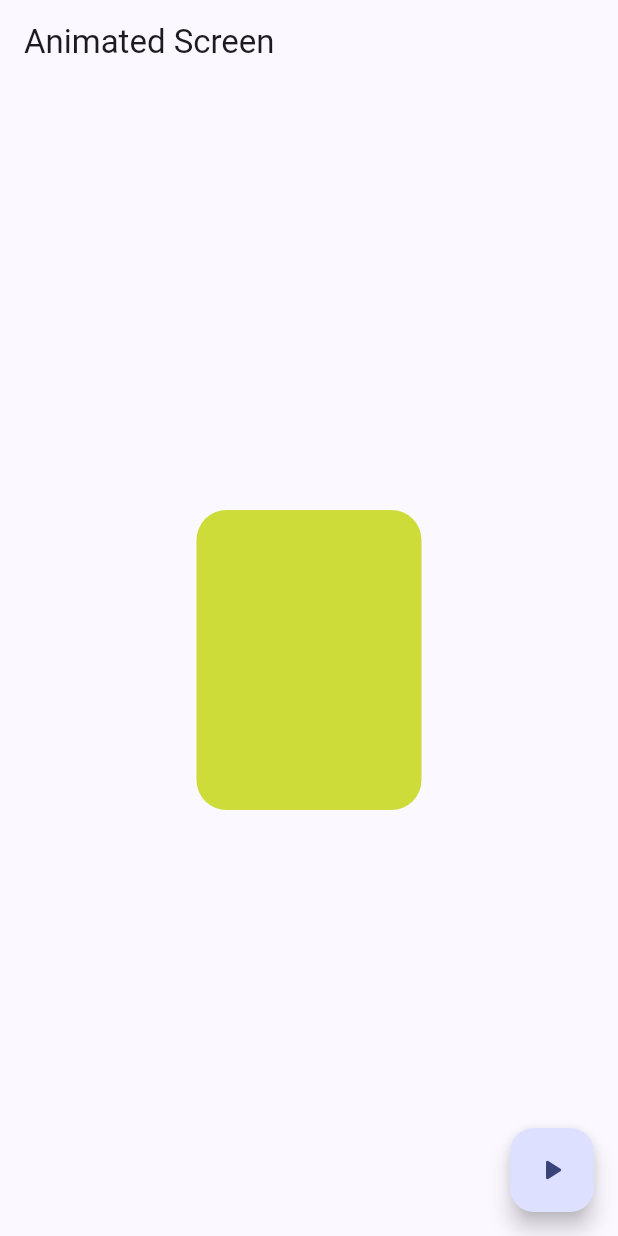
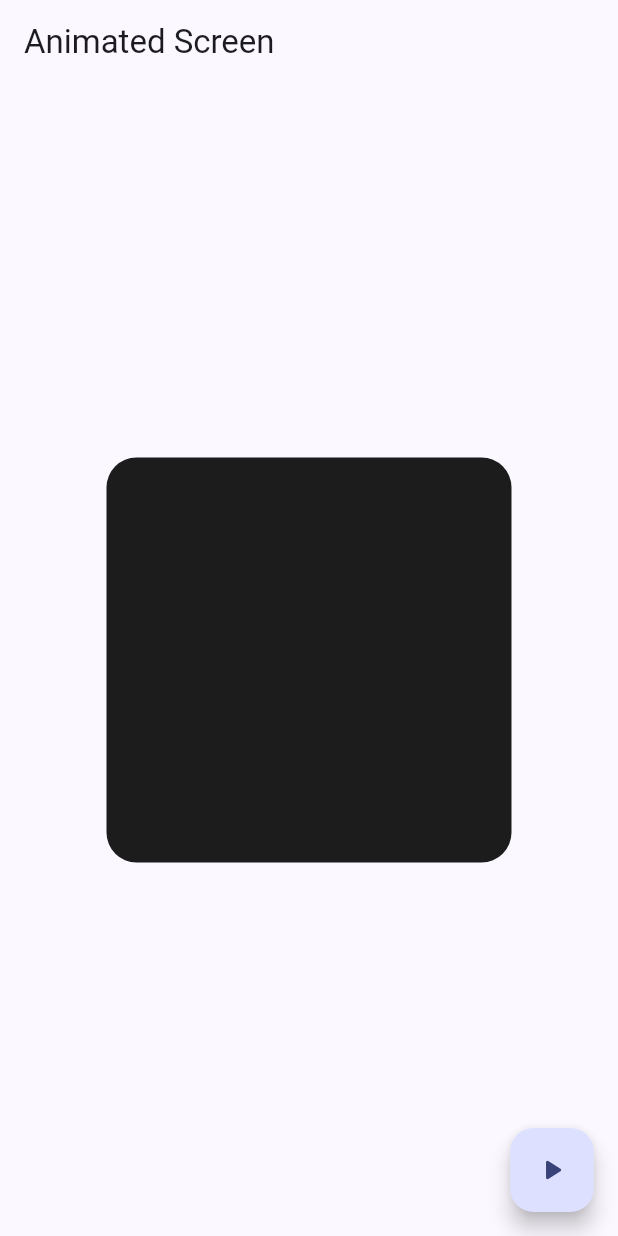
Before and after one commit to criticalRobin/widgets_app_flutter, a Flutter app: the AnimatedScreen screen opened by its route, after a tap on the "play arrow" icon, on a phone screen of 412 x 824 dp. Run offline on Flutter 3.47's test engine with Material 3 defaults, Android fonts, the phone set to English and light mode, and no system bars; our stand-ins replace go_router.

Commit message:
Finished animated container widget example

```diff
--- a/lib/presentation/screens/animated/animated_screen.dart
+++ b/lib/presentation/screens/animated/animated_screen.dart
@@ -1,9 +1,31 @@
+import 'dart:math';
+
 import 'package:flutter/material.dart';
 
-class AnimatedScreen extends StatelessWidget {
+class AnimatedScreen extends StatefulWidget {
   static const name = "animated_screen";
 
   const AnimatedScreen({super.key});
+
+  @override
+  State<AnimatedScreen> createState() => _AnimatedScreenState();
+}
+
+class _AnimatedScreenState extends State<AnimatedScreen> {
+  double width = 100;
+  double height = 200;
+  Color color = Colors.lime;
+  double borderRadius = 20.0;
+
+  void changeShape() {
+    setState(() {
+      width = Random().nextInt(300) + 50;
+      height = Random().nextInt(300) + 50;
+      color = Color.fromRGBO(Random().nextInt(256), Random().nextInt(256),
+          Random().nextInt(256), 1);
+      borderRadius = Random().nextInt(100).toDouble();
+    });
+  }
 
   @override
   Widget build(BuildContext context) {
@@ -14,16 +36,17 @@ class AnimatedScreen extends StatelessWidget {
       body: Center(
         child: AnimatedContainer(
           duration: const Duration(milliseconds: 300),
-          curve: Curves.easeInOutCubic,
-          width: 150,
-          height: 200,
+          curve: Curves.elasticInOut,
+          width: width <= 0 ? 0 : width,
+          height: height <= 0 ? 0 : height,
           decoration: BoxDecoration(
-              color: Colors.lime,
-              borderRadius: BorderRadiusDirectional.circular(20)),
+              color: color,
+              borderRadius: BorderRadiusDirectional.circular(
+                  borderRadius <= 0 ? 0 : borderRadius)),
         ),
       ),
       floatingActionButton: FloatingActionButton(
-        onPressed: () {},
+        onPressed: changeShape,
         child: const Icon(Icons.play_arrow_rounded),
       ),
     );
```
